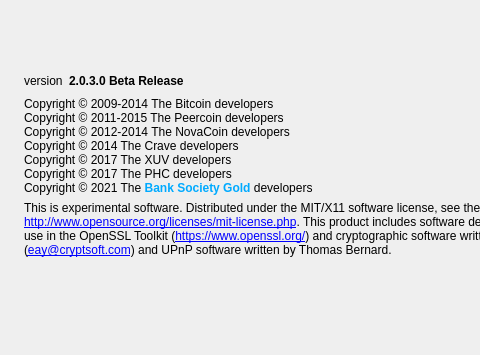
The window that src/qt/forms/aboutdialog.ui (SCL-BSG/Bank-Society-Gold) describes before a commit, drawn with Qt 5; both pictures show x 0 to 480 and y 0 to 355 of the 686 by 355 pixel window.
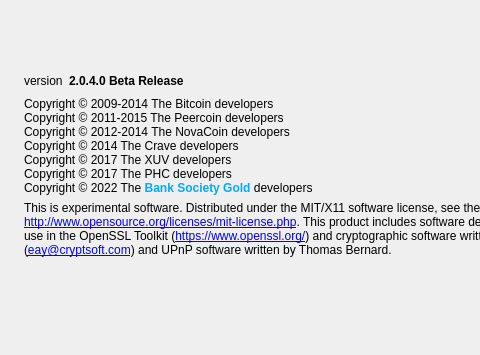
The same window after the commit. Icons and pictures are not drawn.

Diff of the .ui file:
```diff
--- a/src/qt/forms/aboutdialog.ui
+++ b/src/qt/forms/aboutdialog.ui
@@ -66,7 +66,7 @@
           <cursorShape>IBeamCursor</cursorShape>
          </property>
          <property name="text">
-          <string notr="true">&lt;html&gt;&lt;head/&gt;&lt;body&gt;&lt;p&gt;&lt;span style=&quot; font-weight:600;&quot;&gt;2.0.3.0 Beta Release&lt;/span&gt;&lt;/p&gt;&lt;/body&gt;&lt;/html&gt;</string>
+          <string notr="true">&lt;html&gt;&lt;head/&gt;&lt;body&gt;&lt;p&gt;&lt;span style=&quot; font-weight:600;&quot;&gt;2.0.4.0 Beta Release&lt;/span&gt;&lt;/p&gt;&lt;/body&gt;&lt;/html&gt;</string>
          </property>
          <property name="textInteractionFlags">
           <set>Qt::LinksAccessibleByMouse|Qt::TextSelectableByKeyboard|Qt::TextSelectableByMouse</set>
@@ -94,7 +94,7 @@
         <cursorShape>IBeamCursor</cursorShape>
        </property>
        <property name="text">
-        <string>&lt;html&gt;&lt;head/&gt;&lt;body&gt;&lt;p&gt;Copyright © 2009-2014 The Bitcoin developers &lt;br/&gt;Copyright © 2011-2015 The Peercoin developers&lt;br/&gt;Copyright © 2012-2014 The NovaCoin developers&lt;br/&gt;Copyright © 2014 The Crave developers&lt;br/&gt;Copyright © 2017 The XUV developers&lt;br/&gt;Copyright © 2017 The PHC developers&lt;br/&gt;Copyright © 2021 The&lt;span style=&quot; font-weight:600; color:#00aaff;&quot;&gt; Bank Society Gold&lt;/span&gt; developers&lt;/p&gt;&lt;/body&gt;&lt;/html&gt;</string>
+        <string>&lt;html&gt;&lt;head/&gt;&lt;body&gt;&lt;p&gt;Copyright © 2009-2014 The Bitcoin developers &lt;br/&gt;Copyright © 2011-2015 The Peercoin developers&lt;br/&gt;Copyright © 2012-2014 The NovaCoin developers&lt;br/&gt;Copyright © 2014 The Crave developers&lt;br/&gt;Copyright © 2017 The XUV developers&lt;br/&gt;Copyright © 2017 The PHC developers&lt;br/&gt;Copyright © 2022 The&lt;span style=&quot; font-weight:600; color:#00aaff;&quot;&gt; Bank Society Gold&lt;/span&gt; developers&lt;/p&gt;&lt;/body&gt;&lt;/html&gt;</string>
        </property>
        <property name="textFormat">
         <enum>Qt::RichText</enum>
```
